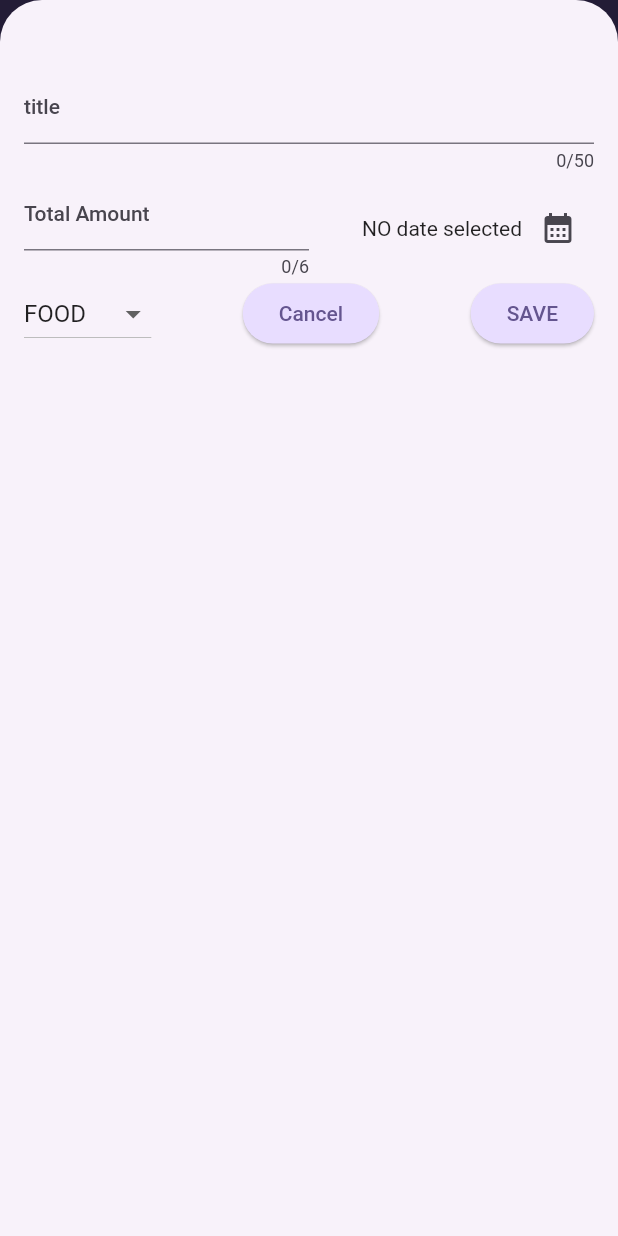
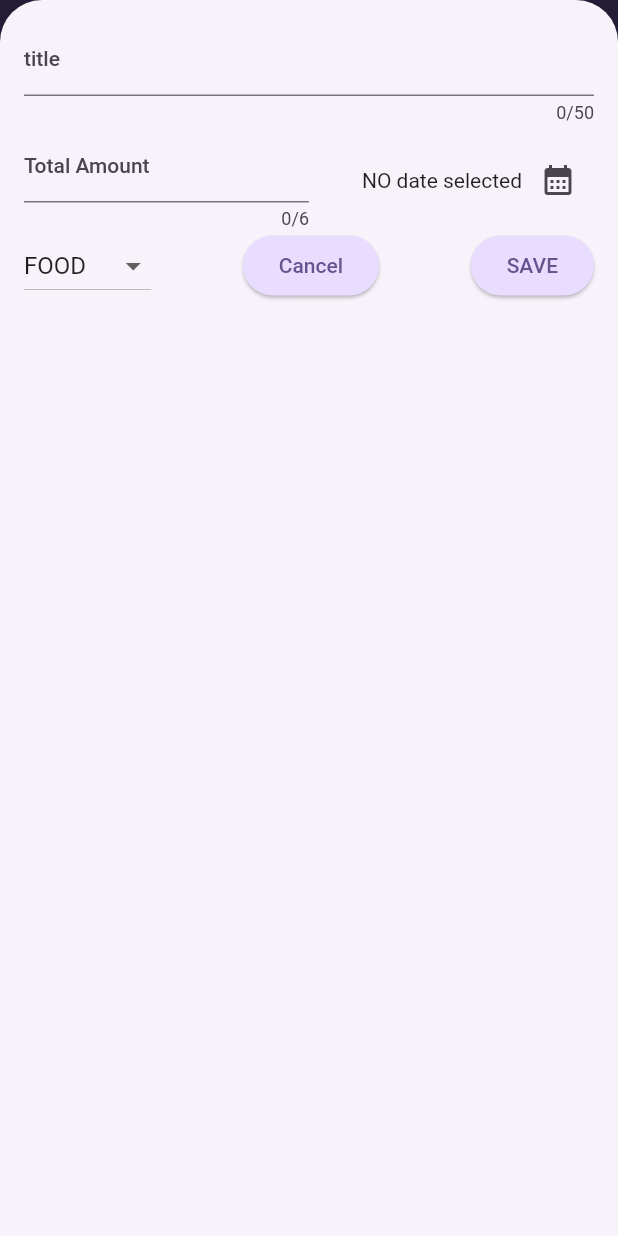
Before and after one commit to azutsavv/expense_tracking, a Flutter app: the screen it shows after launch, after a tap on the "add" icon, on a phone screen of 412 x 824 dp. Run offline on Flutter 3.47's test engine with Material 2 defaults, Android fonts, the phone set to English and light mode, and no system bars.

Commit message:
changed chart bar orientation , now changing modalsheet view

```diff
--- a/lib/widgets/expenses.dart
+++ b/lib/widgets/expenses.dart
@@ -28,6 +28,7 @@ class _ExpensesState extends State<Expenses> {
 
   void _openaddexpenseoverlay() {
     showModalBottomSheet(
+        useSafeArea: true,
         isScrollControlled: true,
         context: context,
         builder: (ctx) => NewExpense(
@@ -62,6 +63,7 @@ class _ExpensesState extends State<Expenses> {
 
   @override
   Widget build(BuildContext context) {
+    var width = MediaQuery.of(context).size.width ;
     Widget mainContent = const Center(
       child: Text("No Content found , add something"),
     );
@@ -82,12 +84,18 @@ class _ExpensesState extends State<Expenses> {
               onPressed: _openaddexpenseoverlay, icon: const Icon(Icons.add)),
         ],
       ),
-      body: Column(
+      body: width <600? Column(
         children: [
           Chart(expenses: _registeredExpense),
           Expanded(child: mainContent),
         ],
-      ),
+      ): Row(
+        children: [
+          Expanded(child: Chart(expenses: _registeredExpense)),
+          Expanded(child: mainContent),
+
+        ],
+      )
     );
   }
 }
--- a/lib/widgets/new_expense.dart
+++ b/lib/widgets/new_expense.dart
@@ -74,8 +74,14 @@ class _NewExpenseState extends State<NewExpense> {
 
   @override
   Widget build(BuildContext context) {
-    return Padding(
-      padding: const EdgeInsets.fromLTRB(16,48,16,16),
+    final keyboradSpace = MediaQuery.of(context).viewInsets.bottom;
+    return LayoutBuilder(builder: (ctx, constraints) {
+
+      return SizedBox(
+        height: double.infinity,
+        child: SingleChildScrollView(
+          child: Padding(
+            padding: EdgeInsets.fromLTRB(16, 16, 16, keyboradSpace + 16),
             child: Column(
               children: [
                 TextField(
@@ -144,11 +150,15 @@ class _NewExpenseState extends State<NewExpense> {
                         },
                         child: const Text("Cancel")),
                     ElevatedButton(
-                  onPressed: _submitExpenseData, child: const Text("SAVE")),
+                        onPressed: _submitExpenseData,
+                        child: const Text("SAVE")),
                   ],
                 )
               ],
             ),
+          ),
+        ),
       );
+    });
   }
 }
```
Lines whose indentation alone changed are shown as unchanged.
